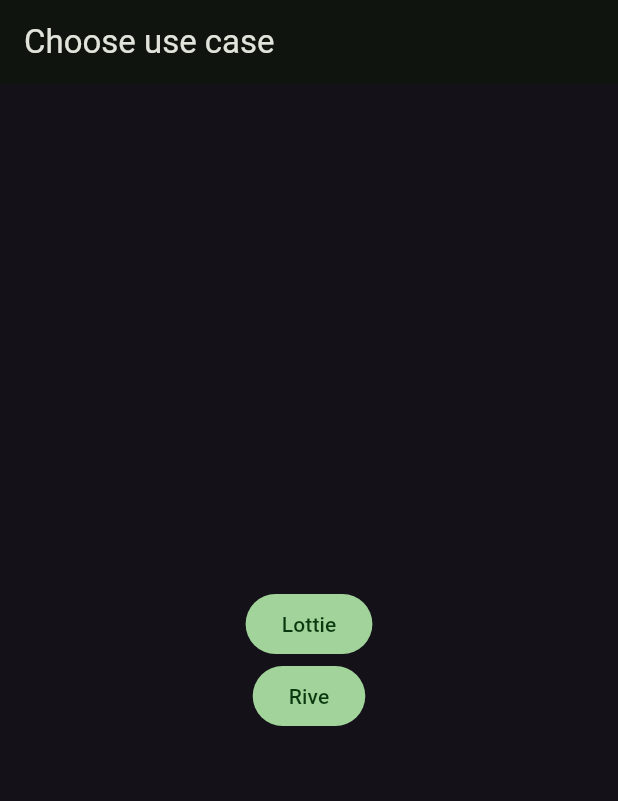
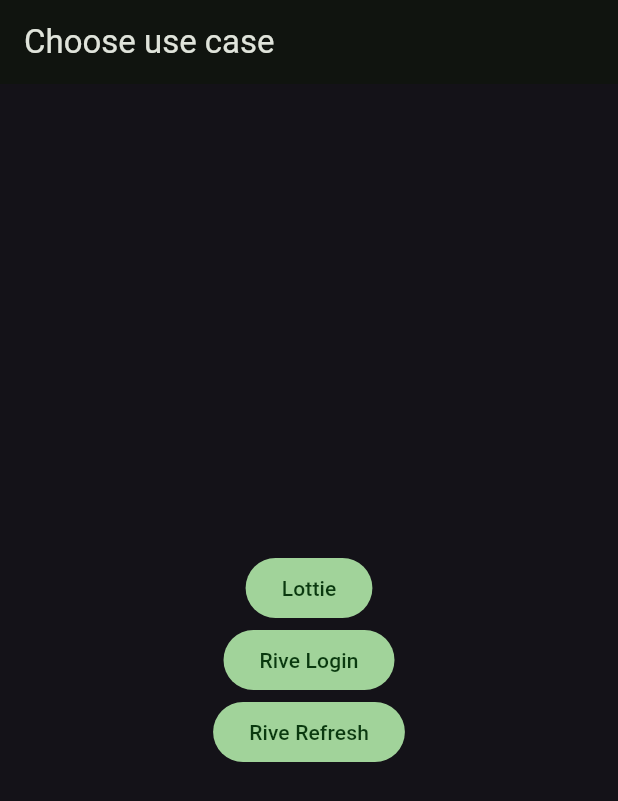
Before and after one commit to 3DPixels/lottie_rive_use_case, a Flutter app: the screen it shows after launch, on a phone screen of 412 x 824 dp. Shown: the top 801 px of the screen. Run offline on Flutter 3.47's test engine with Material 3 defaults, Android fonts, the phone set to English and light mode, and no system bars; our stand-ins replace easy_refresh, lottie, rive.

```diff
--- a/lib/screen1.dart
+++ b/lib/home.dart
@@ -1,9 +1,10 @@
 import 'package:flutter/material.dart';
 import 'package:lottie_rive_use_case/lottie/first_screen.dart';
-import 'package:lottie_rive_use_case/rive/first_screen.dart';
+import 'package:lottie_rive_use_case/rive/login_screen.dart';
+import 'package:lottie_rive_use_case/rive/refresh_screen.dart';
 
-class Screen1 extends StatelessWidget {
-  const Screen1({super.key});
+class HomeScreen extends StatelessWidget {
+  const HomeScreen({super.key});
 
   @override
   Widget build(BuildContext context) {
@@ -25,11 +26,20 @@ class Screen1 extends StatelessWidget {
               ),
             ),
             FilledButton(
-              child: const Text('Rive'),
+              child: const Text('Rive Login'),
               onPressed: () => Navigator.push(
                 context,
                 MaterialPageRoute(
                   builder: (context) => const RiveLoginScreen(),
+                ),
+              ),
+            ),
+            FilledButton(
+              child: const Text('Rive Refresh'),
+              onPressed: () => Navigator.push(
+                context,
+                MaterialPageRoute(
+                  builder: (context) => const RiveRefreshScreen(),
                 ),
               ),
             ),
--- a/lib/main.dart
+++ b/lib/main.dart
@@ -1,5 +1,5 @@
 import 'package:flutter/material.dart';
-import 'package:lottie_rive_use_case/screen1.dart';
+import 'package:lottie_rive_use_case/home.dart';
 
 void main() {
   runApp(const MyApp());
@@ -14,10 +14,16 @@ class MyApp extends StatelessWidget {
     return MaterialApp(
       themeMode: ThemeMode.dark,
       darkTheme: ThemeData.dark(useMaterial3: true).copyWith(
+        pageTransitionsTheme: const PageTransitionsTheme(
+          builders: <TargetPlatform, PageTransitionsBuilder>{
+            TargetPlatform.android:
+                CupertinoPageTransitionsBuilder(), // Apply this to every platforms you need.
+          },
+        ),
         colorScheme: ColorScheme.fromSeed(
             seedColor: Colors.green, brightness: Brightness.dark),
       ),
-      home: const Screen1(),
+      home: const HomeScreen(),
     );
   }
 }
--- a/lib/rive/first_screen.dart
+++ b/lib/rive/login_screen.dart
@@ -9,8 +9,8 @@ class RiveLoginScreen extends StatefulWidget {
 }
 
 class _RiveLoginScreenState extends State<RiveLoginScreen> {
-  String validEmail = "Dandi@gmail.com";
-  String validPassword = "12345";
+  String validEmail = "admin";
+  String validPassword = "admin";
 
   /// input form controller
   FocusNode emailFocusNode = FocusNode();
--- a/lib/rive/second_screen.dart
+++ b/lib/rive/refresh_screen.dart
@@ -57,7 +57,7 @@ class _RiveRefreshScreenState extends State<RiveRefreshScreen> {
         child: CustomScrollView(
           slivers: [
             const SliverAppBar(
-              title: Text('Pull to refresh'),
+              title: Text('Try pulling to refresh ＼(ﾟｰﾟ＼)'),
               pinned: true,
             ),
             const HeaderLocator.sliver(),
```
Also changed, not shown: pubspec.lock.
